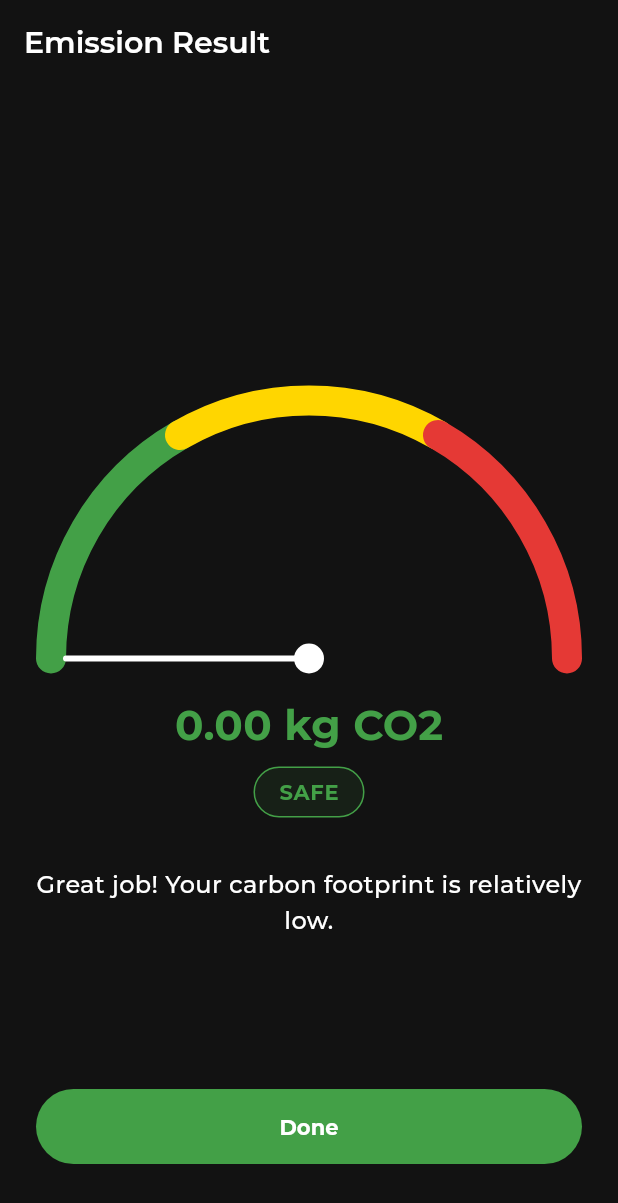
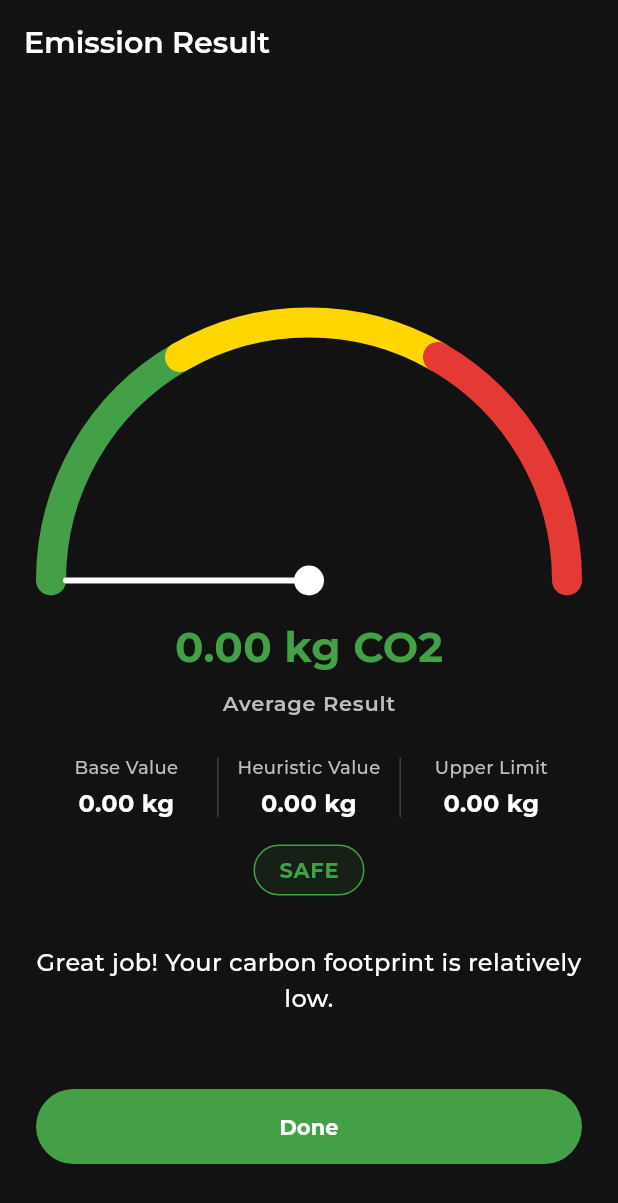
Before and after one commit to SmeetPatil/hemisphere, a Flutter app: the EmissionResultScreen screen opened directly with empty values, on a phone screen of 412 x 824 dp. Shown: the top 1203 px of the screen. Run offline on Flutter 3.47's test engine with Material 3 defaults, Android fonts, the phone set to English and light mode, and no system bars; our stand-ins replace cloud_firestore, firebase_auth, firebase_core, flutter_dotenv, flutter_map, geolocator and 4 more; missing offline and left inert: tflite_flutter; accounts and stored records are empty; generated files the repository leaves out were written again; project files that could hold a hidden picture were left out.

Commit message:
Error fixes and Model Correction.

```diff
--- a/lib/screens/profile/emission_result_screen.dart
+++ b/lib/screens/profile/emission_result_screen.dart
@@ -4,8 +4,17 @@ import 'package:hemisphere/theme/app_theme.dart';
 
 class EmissionResultScreen extends StatefulWidget {
   final double emissionKg;
+  final double emissionKgOriginal;
+  final double emissionKgHeuristic;
+  final double emissionKgNew;
 
-  const EmissionResultScreen({Key? key, required this.emissionKg}) : super(key: key);
+  const EmissionResultScreen({
+    Key? key,
+    required this.emissionKg,
+    required this.emissionKgOriginal,
+    required this.emissionKgHeuristic,
+    required this.emissionKgNew,
+  }) : super(key: key);
 
   @override
   State<EmissionResultScreen> createState() => _EmissionResultScreenState();
@@ -20,7 +29,6 @@ class _EmissionResultScreenState extends State<EmissionResultScreen> with Single
   // < 10 kg -> Green
   // 10 - 30 kg -> Yellow
   // > 30 kg -> Red
-  final double _maxEmission = 60.0;
 
   @override
   void initState() {
@@ -31,7 +39,16 @@ class _EmissionResultScreenState extends State<EmissionResultScreen> with Single
       duration: const Duration(milliseconds: 1500),
     );
 
-    double targetValue = widget.emissionKg / _maxEmission;
+    double targetValue = 0.0;
+    if (widget.emissionKg <= 10.0) {
+      targetValue = (widget.emissionKg / 10.0) * 0.333;
+    } else if (widget.emissionKg <= 30.0) {
+      targetValue = 0.333 + ((widget.emissionKg - 10.0) / 20.0) * 0.333;
+    } else {
+      double maxRed = max(90.0, widget.emissionKg * 1.5);
+      targetValue = 0.666 + ((widget.emissionKg - 30.0) / (maxRed - 30.0)) * 0.334;
+    }
+
     if (targetValue > 1.0) targetValue = 1.0;
 
     _animation = Tween<double>(begin: 0.0, end: targetValue).animate(
@@ -79,7 +96,13 @@ class _EmissionResultScreenState extends State<EmissionResultScreen> with Single
         backgroundColor: Colors.transparent,
         elevation: 0,
       ),
-      body: Padding(
+      body: LayoutBuilder(
+        builder: (context, constraints) {
+          return SingleChildScrollView(
+            child: ConstrainedBox(
+              constraints: BoxConstraints(minHeight: constraints.maxHeight),
+              child: IntrinsicHeight(
+                child: Padding(
                   padding: const EdgeInsets.symmetric(horizontal: 24.0, vertical: 32.0),
                   child: Column(
                     children: [
@@ -104,6 +127,22 @@ class _EmissionResultScreenState extends State<EmissionResultScreen> with Single
               style: AppTextStyles.displayMedium.copyWith(color: catColor),
             ),
             const SizedBox(height: 8),
+            Text(
+              'Average Result',
+              style: AppTextStyles.labelLarge.copyWith(color: context.h.textSecondary),
+            ),
+            const SizedBox(height: 24),
+            Row(
+              mainAxisAlignment: MainAxisAlignment.spaceEvenly,
+              children: [
+                _buildModelColumn('Base Value', widget.emissionKgOriginal, context.h.textSecondary),
+                Container(height: 40, width: 1, color: context.h.divider),
+                _buildModelColumn('Heuristic Value', widget.emissionKgHeuristic, context.h.textSecondary),
+                Container(height: 40, width: 1, color: context.h.divider),
+                _buildModelColumn('Upper Limit', widget.emissionKgNew, context.h.textSecondary),
+              ],
+            ),
+            const SizedBox(height: 16),
             // Category
             Container(
               padding: const EdgeInsets.symmetric(horizontal: 16, vertical: 6),
@@ -142,6 +181,23 @@ class _EmissionResultScreenState extends State<EmissionResultScreen> with Single
                       const SizedBox(height: 16),
                     ],
                   ),
+                ),
+              ),
+            ),
+          );
+        },
+      ),
+    );
+  }
+
+  Widget _buildModelColumn(String label, double value, Color textColor) {
+    return Expanded(
+      child: Column(
+        children: [
+          Text(label, textAlign: TextAlign.center, style: AppTextStyles.labelMedium.copyWith(color: textColor)),
+          const SizedBox(height: 4),
+          Text('${value.toStringAsFixed(2)} kg', textAlign: TextAlign.center, style: AppTextStyles.bodyLarge.copyWith(fontWeight: FontWeight.bold, color: context.h.textPrimary)),
+        ],
       ),
     );
   }
--- a/lib/screens/report/report_processing_screen.dart
+++ b/lib/screens/report/report_processing_screen.dart
@@ -73,9 +73,11 @@ class _ReportProcessingScreenState extends State<ReportProcessingScreen>
 
     String finalResult = result?.toLowerCase() ?? 'unrecognized';
 
+    final formattedResult = finalResult.substring(0, 1).toUpperCase() + finalResult.substring(1);
+
     // Wait a brief moment to show classification result
     setState(() {
-      _statusMessage = 'Result determined: $finalResult. Finalizing...';
+      _statusMessage = 'Classification Complete!\nDetected: $formattedResult';
     });
     await Future.delayed(const Duration(seconds: 1));
 
```
Also changed, not shown: lib/screens/profile/emission_logger_screen.dart (+45 -9 lines), lib/services/firestore_service.dart (+31 -24 lines), lib/services/ml_service_io.dart (+90 -41 lines), 4 other files. Lines whose indentation alone changed are shown as unchanged.
